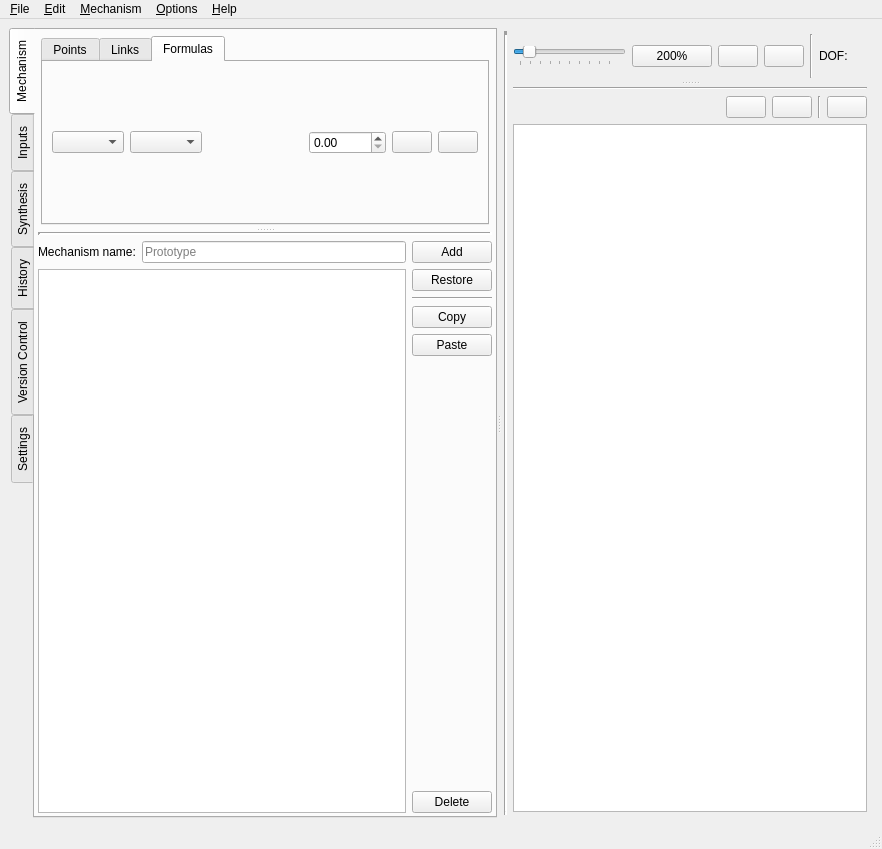
This is core/widgets/main.ui in KmolYuan/Pyslvs-UI as Qt 5 draws it before an edit. The edited form follows.
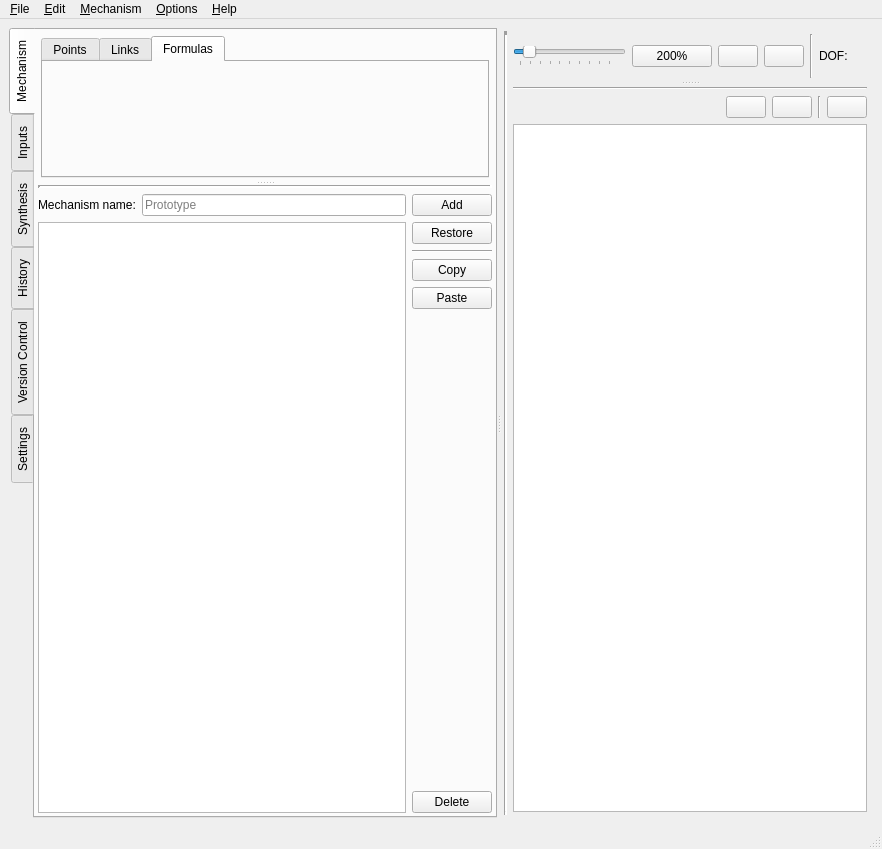
This is the edited form. The open tabs and pages were chosen to show the change. Icons and pictures are not drawn.

Commit message: Remake "set link length" operation.

```diff
--- a/core/widgets/main.ui
+++ b/core/widgets/main.ui
@@ -222,52 +222,6 @@
                         <property name="bottomMargin">
                          <number>0</number>
                         </property>
-                        <item>
-                         <layout class="QHBoxLayout" name="horizontalLayout_4">
-                          <item>
-                           <widget class="QComboBox" name="link_free_move_base"/>
-                          </item>
-                          <item>
-                           <widget class="QComboBox" name="link_free_move_other"/>
-                          </item>
-                          <item>
-                           <spacer name="horizontalSpacer_3">
-                            <property name="orientation">
-                             <enum>Qt::Horizontal</enum>
-                            </property>
-                            <property name="sizeHint" stdset="0">
-                             <size>
-                              <width>40</width>
-                              <height>20</height>
-                             </size>
-                            </property>
-                           </spacer>
-                          </item>
-                          <item>
-                           <widget class="QDoubleSpinBox" name="link_free_move_spinbox">
-                            <property name="maximum">
-                             <double>10000.000000000000000</double>
-                            </property>
-                           </widget>
-                          </item>
-                          <item>
-                           <widget class="QPushButton" name="link_free_move_reset">
-                            <property name="icon">
-                             <iconset resource="../../icons.qrc">
-                              <normaloff>:/icons/clean.png</normaloff>:/icons/clean.png</iconset>
-                            </property>
-                           </widget>
-                          </item>
-                          <item>
-                           <widget class="QPushButton" name="link_free_move_confirm">
-                            <property name="icon">
-                             <iconset resource="../../icons.qrc">
-                              <normaloff>:/icons/merge.png</normaloff>:/icons/merge.png</iconset>
-                            </property>
-                           </widget>
-                          </item>
-                         </layout>
-                        </item>
                        </layout>
                       </widget>
                      </item>
```
Left out of the diff: 10 changed lines with no effect on the pictures. The commit also changes 24 other files.
